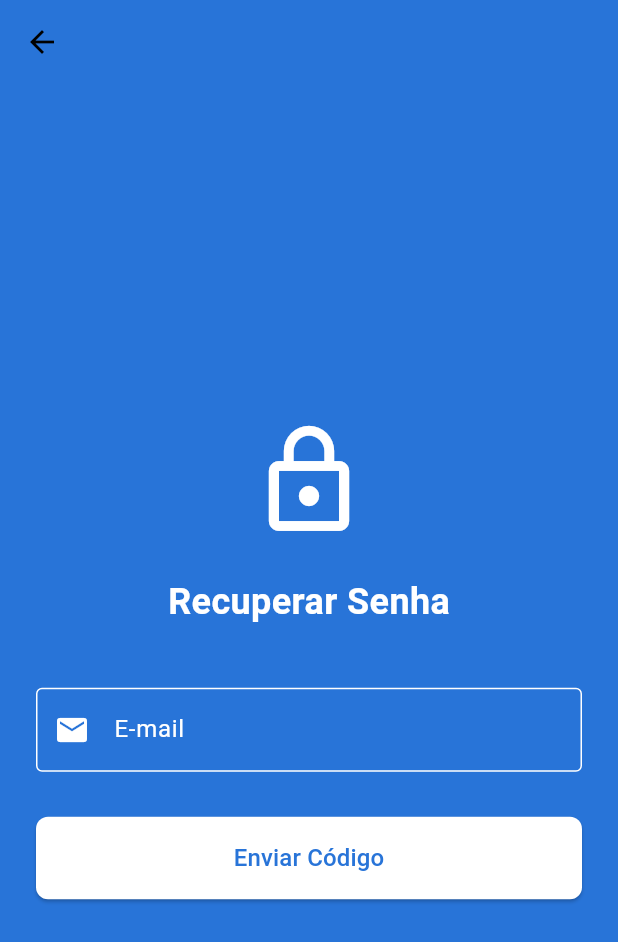
After one commit to LucasGiazzi/MyPills, a Flutter app: the screen it shows after launch, after a tap on "Esqueci minha senha", on a phone screen of 412 x 824 dp. The commit adds this screen. Shown: the top 942 px of the screen. Run offline on Flutter 3.47's test engine with Material 3 defaults, Android fonts, the phone set to English and light mode, and no system bars; our stand-ins replace firebase_auth, google_fonts; accounts and stored records are empty.

Commit message:
Tela de recuperar senha e começo da página principal

```diff
--- /dev/null
+++ b/lib/auth/forgotpass.dart
@@ -0,0 +1,106 @@
+import 'package:flutter/material.dart';
+import 'package:firebase_auth/firebase_auth.dart';
+
+class ForgotPasswordScreen extends StatelessWidget {
+  final TextEditingController _emailController = TextEditingController();
+
+  @override
+  Widget build(BuildContext context) {
+    return Scaffold(
+      backgroundColor: const Color(0xFF2874D8),
+      appBar: AppBar(
+        backgroundColor: const Color(0xFF2874D8),
+        elevation: 0,
+        leading: IconButton(
+          icon: const Icon(Icons.arrow_back, color: Colors.black),
+          onPressed: () {
+            Navigator.pop(context);
+          },
+        ),
+      ),
+      body: Center(
+        child: SingleChildScrollView(
+          padding: const EdgeInsets.all(24.0),
+          child: Column(
+            mainAxisAlignment: MainAxisAlignment.center,
+            children: [
+              Icon(
+                Icons.lock_outline,
+                size: 80,
+                color: Colors.white,
+              ),
+              const SizedBox(height: 24),
+              const Text(
+                'Recuperar Senha',
+                style: TextStyle(
+                  fontSize: 24,
+                  fontWeight: FontWeight.bold,
+                  color: Colors.white,
+                ),
+              ),
+              const SizedBox(height: 40),
+              TextField(
+                controller: _emailController,
+                decoration: const InputDecoration(
+                  labelText: 'E-mail',
+                  labelStyle: TextStyle(color: Colors.white),
+                  border: OutlineInputBorder(),
+                  enabledBorder: OutlineInputBorder(
+                    borderSide: BorderSide(color: Colors.white),
+                  ),
+                  focusedBorder: OutlineInputBorder(
+                    borderSide: BorderSide(color: Colors.white),
+                  ),
+                  prefixIcon: Icon(Icons.email, color: Colors.white),
+                  contentPadding: EdgeInsets.symmetric(vertical: 16, horizontal: 12),
+                ),
+                keyboardType: TextInputType.emailAddress,
+                style: const TextStyle(color: Colors.white),
+              ),
+              const SizedBox(height: 30),
+              SizedBox(
+                width: double.infinity,
+                child: ElevatedButton(
+                  style: ElevatedButton.styleFrom(
+                    padding: const EdgeInsets.symmetric(vertical: 16),
+                    backgroundColor: Colors.white,
+                    shape: RoundedRectangleBorder(
+                      borderRadius: BorderRadius.circular(8),
+                    ),
+                  ),
+                  onPressed: () async {
+                    if (_emailController.text.isNotEmpty) {
+                      try {
+                        await FirebaseAuth.instance.sendPasswordResetEmail(
+                          email: _emailController.text,
+                        );
+                        ScaffoldMessenger.of(context).showSnackBar(
+                          SnackBar(content: Text('Código enviado para ${_emailController.text}')),
+                        );
+                      } on FirebaseAuthException catch (e) {
+                        ScaffoldMessenger.of(context).showSnackBar(
+                          SnackBar(content: Text('Erro: ${e.message}')),
+                        );
+                      }
+                    } else {
+                      ScaffoldMessenger.of(context).showSnackBar(
+                        const SnackBar(content: Text('Por favor, insira um e-mail válido')),
+                      );
+                    }
+                  },
+                  child: const Text(
+                    'Enviar Código',
+                    style: TextStyle(
+                      fontSize: 16,
+                      color: Color(0xFF2874D8),
+                    ),
+                  ),
+                ),
+              ),
+            ],
+          ),
+        ),
+      ),
+    );
+  }
+}
--- a/lib/auth/loginscreen.dart
+++ b/lib/auth/loginscreen.dart
@@ -1,6 +1,7 @@
 import 'package:flutter/material.dart';
 import 'package:google_fonts/google_fonts.dart';
 import 'package:mypills/auth/signupscreen.dart';
+import 'package:mypills/auth/forgotpass.dart';
 import '../widgets/custom_textfield.dart';
 
 class LoginScreen extends StatefulWidget {
@@ -39,7 +40,7 @@ class _LoginScreenState extends State<LoginScreen> {
           child: Form(
             key: _formKey,
             child: Padding(
-              padding: const EdgeInsets.only(top: 50), // Add top padding
+              padding: const EdgeInsets.only(top: 30), // Reduced top padding
               child: Column(
                 crossAxisAlignment: CrossAxisAlignment.stretch,
                 children: [
@@ -60,7 +61,7 @@ class _LoginScreenState extends State<LoginScreen> {
                       ),
                     ),
                   ),
-                  const SizedBox(height: 40),
+                  const SizedBox(height: 30), // Reduced spacing
                   Text(
                     'LOGIN',
                     style: GoogleFonts.poppins(
@@ -70,7 +71,7 @@ class _LoginScreenState extends State<LoginScreen> {
                     ),
                     textAlign: TextAlign.center,
                   ),
-                  const SizedBox(height: 40),
+                  const SizedBox(height: 30), // Reduced spacing
                   CustomTextField(
                     controller: _emailController,
                     label: 'E-mail',
@@ -108,7 +109,23 @@ class _LoginScreenState extends State<LoginScreen> {
                       return null;
                     },
                   ),
-                  const SizedBox(height: 40),
+                  const SizedBox(height: 8),
+                  Align(
+                    alignment: Alignment.centerRight,
+                    child: TextButton(
+                      onPressed: () {
+                        Navigator.push(
+                          context,
+                          MaterialPageRoute(builder: (context) => ForgotPasswordScreen()),
+                        );
+                      },
+                      child: const Text(
+                        'Esqueci minha senha',
+                        style: TextStyle(color: Colors.white, fontSize: 14),
+                      ),
+                    ),
+                  ),
+                  const SizedBox(height: 30), // Reduced spacing
                   ElevatedButton(
                     onPressed: _submitForm,
                     style: ElevatedButton.styleFrom(
@@ -120,7 +137,7 @@ class _LoginScreenState extends State<LoginScreen> {
                       style: TextStyle(fontSize: 18, color: Colors.white),
                     ),
                   ),
-                  const SizedBox(height: 20),
+                  const SizedBox(height: 10), // Reduced spacing
                   TextButton(
                     onPressed: () {
                       Navigator.push(
--- a/pubspec.yaml
+++ b/pubspec.yaml
@@ -32,6 +32,10 @@ dependencies:
   flutter:
     sdk: flutter
   google_fonts: ^5.1.0 # Versão mais recente
+  intl: ^0.18.1
+  firebase_core: ^2.10.0
+  firebase_auth: ^4.6.0
+  cloud_firestore: ^4.8.0
 
   # The following adds the Cupertino Icons font to your application.
   # Use with the CupertinoIcons class for iOS style icons.
```
Also changed, not shown: lib/auth/homepage.dart (added, +192 -0 lines), pubspec.lock.
